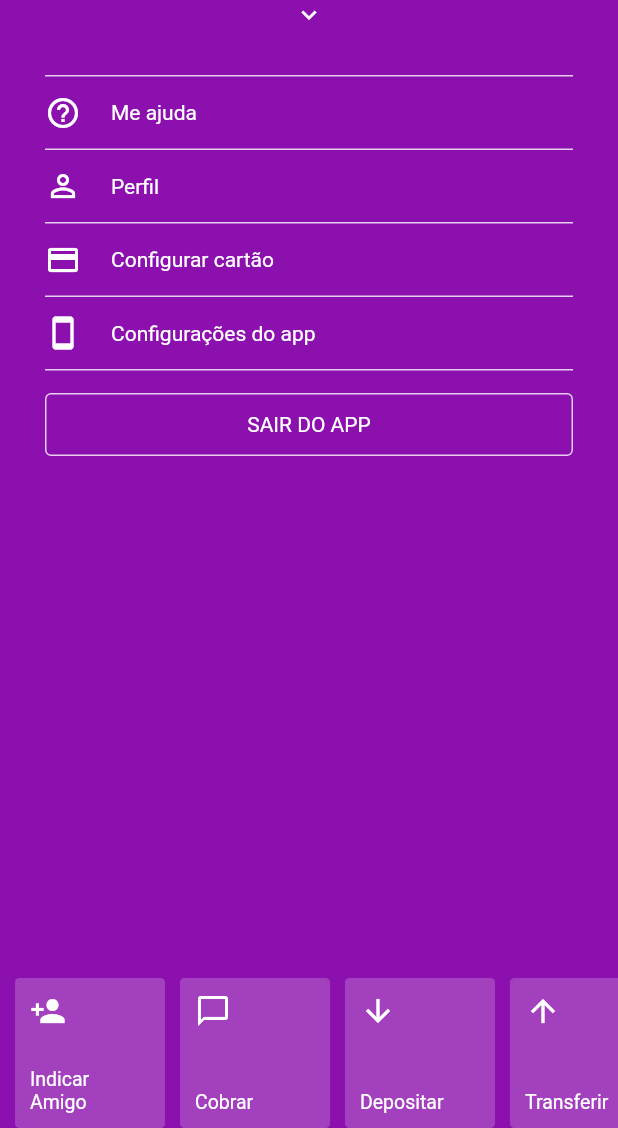
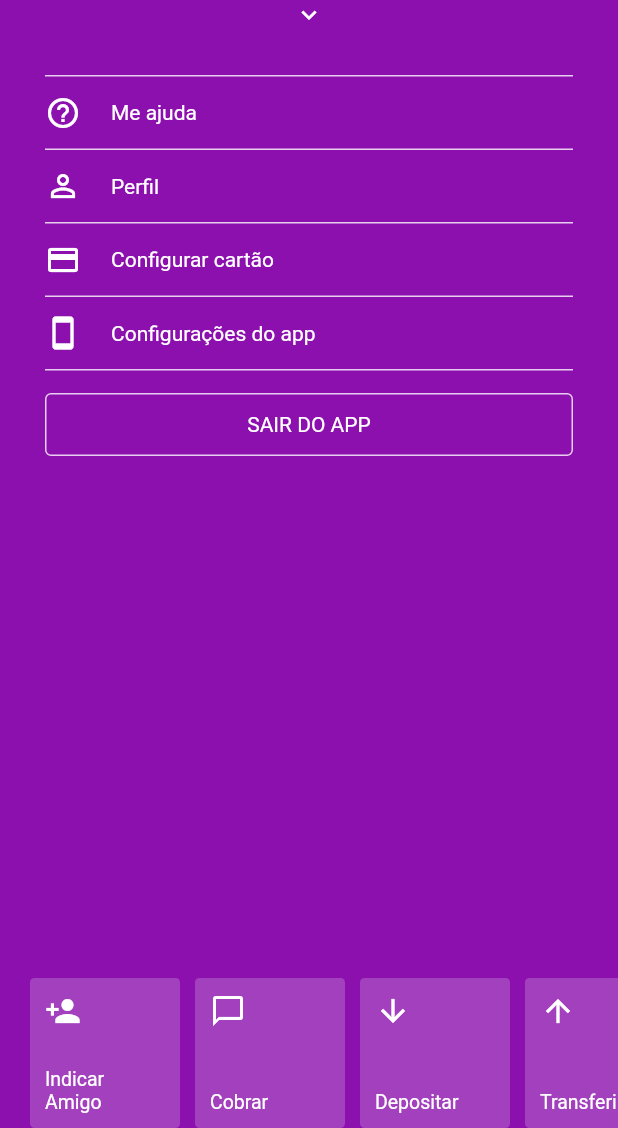
Before and after one commit to lenilsondc/nubank-flutter-ui-clone, a Flutter app: the screen it shows after launch, on a phone screen of 412 x 824 dp, the part 108-1236 px from its top. Run offline on Flutter 3.47's test engine with Material 2 defaults, Android fonts, the phone set to English and light mode, and no system bars.

Commit message:
fix: ajust tabs padding value

```diff
--- a/lib/widgets/tabs.dart
+++ b/lib/widgets/tabs.dart
@@ -11,6 +11,7 @@ class AppTabs extends StatelessWidget {
       height: 100.0,
       margin: EdgeInsets.only(top: 20),
       child: ListView(
+        padding: EdgeInsets.only(left: 10, right: 20),
         scrollDirection: Axis.horizontal,
         children: items,
       ),
```
